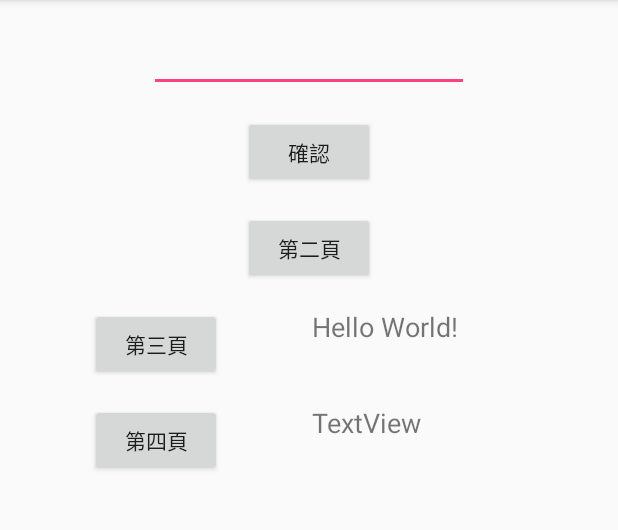
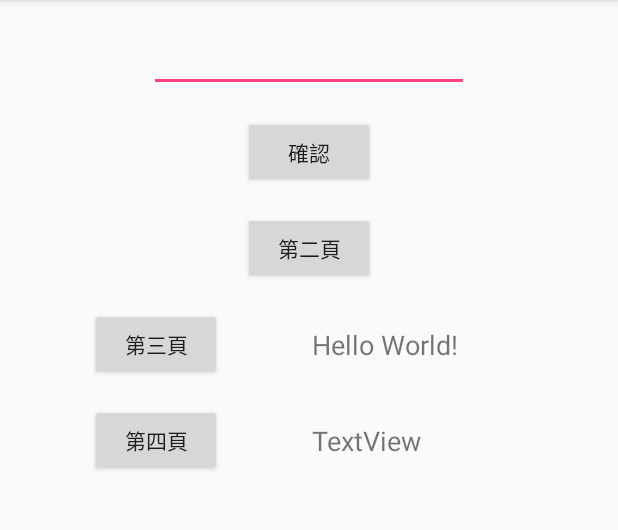
Before and after one commit to shiaoshia/ex2017122801, an Android app: the screen it shows after launch (MainActivity), on a phone screen of 412 x 824 dp, the part 84-614 px from its top. Run offline under Robolectric (Android 15) with nearby library versions, the phone set to English and light mode, and no system bars.

```diff
--- a/app/src/main/java/tw/com/shiaoshia/ex2017122801/MainActivity.java
+++ b/app/src/main/java/tw/com/shiaoshia/ex2017122801/MainActivity.java
@@ -10,7 +10,8 @@ import android.widget.TextView;
 public class MainActivity extends AppCompatActivity {
     TextView TV,TV3;
     EditText ET1;
-
+    final int REQUEST_PAGE_3 = 123;
+    final int REQUEST_PAGE_4 = 456;
 
     @Override
     protected void onCreate(Bundle savedInstanceState) {
@@ -41,14 +42,14 @@ public class MainActivity extends AppCompatActivity {
     public void onClick3(View v){
         Intent it=new Intent(MainActivity.this,thr3Activity.class);
         it.putExtra("data", ET1.getText().toString());
-        startActivityForResult(it,123);
+        startActivityForResult(it,REQUEST_PAGE_3);
         ET1.setText("");
     }
 
     //跳第四頁,並接收第四頁回傳資料
     public void onClick4(View v){
         Intent it=new Intent(MainActivity.this,for4Activity.class);
-        startActivityForResult(it,456);
+        startActivityForResult(it,REQUEST_PAGE_4);
         ET1.setText("");
     }
 
--- a/app/src/main/res/layout/activity_main.xml
+++ b/app/src/main/res/layout/activity_main.xml
@@ -10,12 +10,14 @@
         android:id="@+id/textView"
         android:layout_width="wrap_content"
         android:layout_height="wrap_content"
+        android:layout_marginBottom="8dp"
         android:layout_marginStart="60dp"
-        android:layout_marginTop="16dp"
+        android:layout_marginTop="8dp"
         android:text="@string/TV2"
         android:textSize="18sp"
+        app:layout_constraintBottom_toBottomOf="@+id/button2"
         app:layout_constraintStart_toEndOf="@+id/button2"
-        app:layout_constraintTop_toBottomOf="@+id/button3" />
+        app:layout_constraintTop_toTopOf="@+id/button2" />
 
     <Button
         android:id="@+id/button"
@@ -83,11 +85,13 @@
         android:id="@+id/textView3"
         android:layout_width="wrap_content"
         android:layout_height="wrap_content"
+        android:layout_marginBottom="8dp"
         android:layout_marginStart="60dp"
-        android:layout_marginTop="16dp"
+        android:layout_marginTop="8dp"
         android:text="TextView"
         android:textSize="18sp"
+        app:layout_constraintBottom_toBottomOf="@+id/button9"
         app:layout_constraintStart_toEndOf="@+id/button9"
-        app:layout_constraintTop_toBottomOf="@+id/button2" />
+        app:layout_constraintTop_toTopOf="@+id/button9" />
 
 </android.support.constraint.ConstraintLayout>
```
